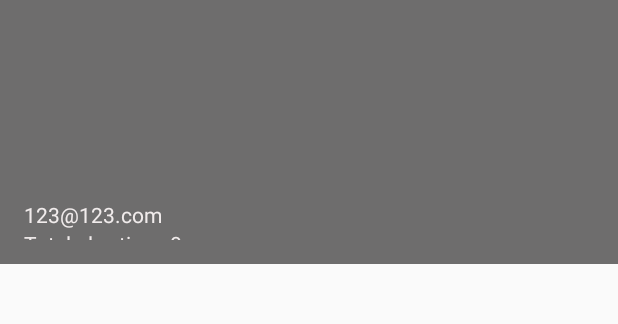
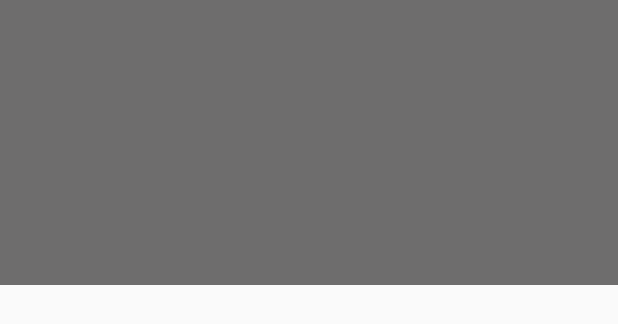
Before and after one commit to imJeffZ/GameCenter2018, an Android app: the layout nav_header_profile.xml on its own in the app's theme, with its tools: preview values and no code run, on a phone screen of 412 x 824 dp. Shown: the top 324 px of the screen. Run offline under Robolectric (Android 15) with nearby library versions, the phone set to English and light mode, and no system bars.

Commit message:
change the height of nav_header

```diff
--- a/Phase2/GameCenter/app/src/main/res/layout/nav_header_profile.xml
+++ b/Phase2/GameCenter/app/src/main/res/layout/nav_header_profile.xml
@@ -2,7 +2,7 @@
 <LinearLayout xmlns:android="http://schemas.android.com/apk/res/android"
     xmlns:app="http://schemas.android.com/apk/res-auto"
     android:layout_width="match_parent"
-    android:layout_height="@dimen/nav_header_height"
+    android:layout_height="190dp"
     android:background="#cc4b4a4a"
     android:gravity="bottom"
     android:orientation="vertical"
@@ -18,7 +18,7 @@
         android:layout_width="@android:dimen/notification_large_icon_height"
         android:layout_height="80dp"
         android:contentDescription="@string/nav_header_desc"
-        android:paddingTop="@dimen/nav_header_vertical_spacing" />
+        android:paddingTop="10dp" />
 
     <TextView
         android:layout_width="match_parent"
@@ -32,13 +32,13 @@
         android:layout_width="wrap_content"
         android:layout_height="wrap_content"
         android:textColor="#f1ecec"
-        android:text="123@123.com" />
+        />
 
     <TextView
         android:id="@+id/profileTime"
         android:layout_width="wrap_content"
         android:layout_height="wrap_content"
         android:textColor="#f1ecec"
-        android:text="Total play time: 0" />
+        />
 
 </LinearLayout>
```
